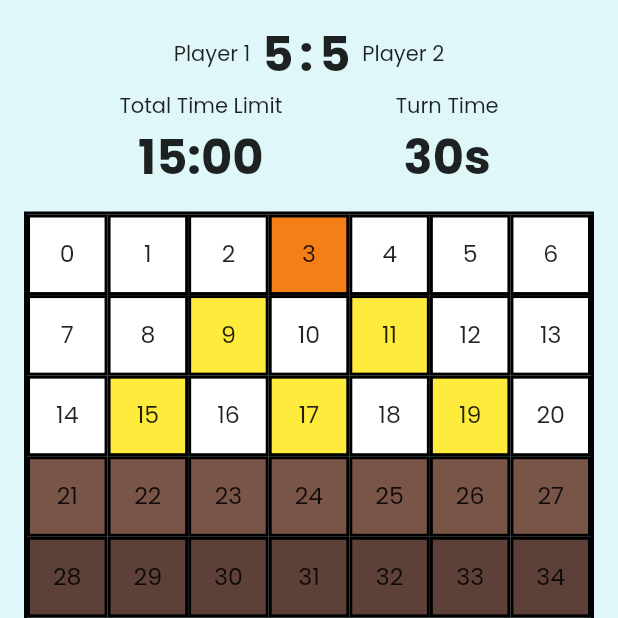
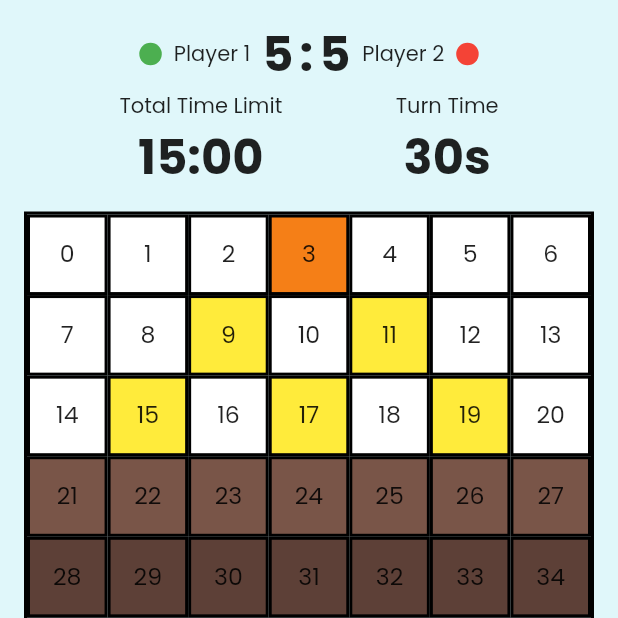
Before and after one commit to reAlpha39/chessbomb, a Flutter app: the _GameLayout screen opened directly, on a phone screen of 412 x 824 dp, the top half of it. Run offline on Flutter 3.47's test engine with Material 2 defaults, Android fonts, the phone set to English and light mode, and no system bars; drawn by our look-alikes of velocity_x; our stand-ins replace awesome_dialog, bloc, flutter_bloc, freezed_annotation, get_it, go_router and 2 more.

Commit message:
add current player indicator

```diff
--- a/lib/app/game/widgets/player_point.dart
+++ b/lib/app/game/widgets/player_point.dart
@@ -1,3 +1,4 @@
+import 'package:bombernyaa/app/game/bloc/game_board/game_board_cubit.dart';
 import 'package:bombernyaa/app/game/bloc/poin_counter/poin_counter_cubit.dart';
 import 'package:flutter/material.dart';
 import 'package:flutter_bloc/flutter_bloc.dart';
@@ -14,9 +15,29 @@ class PlayerPoint extends StatelessWidget {
             return Row(
               mainAxisAlignment: MainAxisAlignment.center,
               children: [
-                const Padding(
-                  padding: EdgeInsets.symmetric(horizontal: 8.0),
-                  child: Text("Player 1"),
+                Padding(
+                  padding: const EdgeInsets.symmetric(horizontal: 8.0),
+                  child: BlocBuilder<GameBoardCubit, GameBoardState>(
+                    builder: (context, state) {
+                      return Row(
+                        children: [
+                          Container(
+                            decoration: BoxDecoration(
+                              shape: BoxShape.circle,
+                              color:
+                                  context.read<GameBoardCubit>().playerId == '1'
+                                      ? Colors.green
+                                      : Colors.red,
+                            ),
+                            height: 15,
+                            width: 15,
+                          ),
+                          const SizedBox(width: 8),
+                          const Text("Player 1"),
+                        ],
+                      );
+                    },
+                  ),
                 ),
                 Text(
                   context.read<PoinCounterCubit>().playerAPoint.toString(),
@@ -42,9 +63,29 @@ class PlayerPoint extends StatelessWidget {
                     fontWeight: FontWeight.bold,
                   ),
                 ),
-                const Padding(
-                  padding: EdgeInsets.symmetric(horizontal: 8.0),
-                  child: Text("Player 2"),
+                Padding(
+                  padding: const EdgeInsets.symmetric(horizontal: 8.0),
+                  child: BlocBuilder<GameBoardCubit, GameBoardState>(
+                    builder: (context, state) {
+                      return Row(
+                        children: [
+                          const Text("Player 2"),
+                          const SizedBox(width: 8),
+                          Container(
+                            decoration: BoxDecoration(
+                              shape: BoxShape.circle,
+                              color:
+                                  context.read<GameBoardCubit>().playerId == '2'
+                                      ? Colors.green
+                                      : Colors.red,
+                            ),
+                            height: 15,
+                            width: 15,
+                          ),
+                        ],
+                      );
+                    },
+                  ),
                 ),
               ],
             );
```
